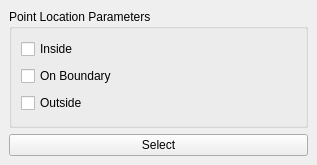
First picture: the form in Polyhedron/demo/Polyhedron/Point_inside_polyhedron_widget.ui, repository CGAL/cgal, before the edit.
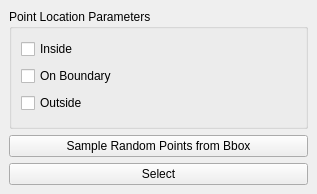
Second picture: the form after the edit.

Commit message: Sample random points feature is added to demo changes to support API changes, and print some statistic

The edit to the form file:
```diff
--- a/Polyhedron/demo/Polyhedron/Point_inside_polyhedron_widget.ui
+++ b/Polyhedron/demo/Polyhedron/Point_inside_polyhedron_widget.ui
@@ -7,7 +7,7 @@
     <x>0</x>
     <y>0</y>
     <width>317</width>
-    <height>165</height>
+    <height>194</height>
    </rect>
   </property>
   <property name="windowTitle">
@@ -45,6 +45,13 @@
       </layout>
      </widget>
     </item>
+    <item>
+     <widget class="QPushButton" name="Sample_random_points_from_bbox">
+      <property name="text">
+       <string>Sample Random Points from Bbox</string>
+      </property>
+     </widget>
+    </item>
     <item>
      <widget class="QPushButton" name="Select_button">
       <property name="text">
```
The commit also changes 1 other file.
